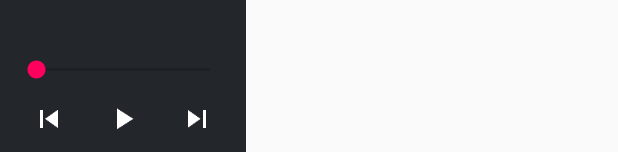
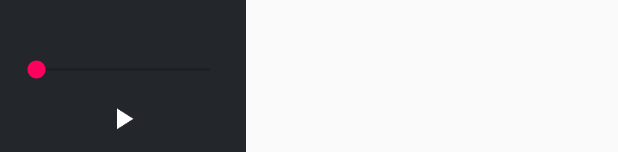
Before and after one commit to uzairmukadam/uTV_Music, an Android app: the layout now_playing_column.xml on its own in the app's theme, with its tools: preview values and no code run, on a phone screen of 412 x 824 dp. Shown: the part 1081-1233 px from the top of the screen. Run offline under Robolectric (Android 15) with nearby library versions, the phone set to English and light mode, and no system bars.

Commit message:
Loop feature remove. Shuffle toggle added with D_UP in fullscreen mode.

```diff
--- /dev/null
+++ b/app/src/main/res/drawable/shuffle_toggle.xml
@@ -0,0 +1,5 @@
+<?xml version="1.0" encoding="utf-8"?>
+<shape android:shape="oval"
+    xmlns:android="http://schemas.android.com/apk/res/android" >
+    <solid android:color="#80FFFFFF"/>
+</shape>
--- a/app/src/main/res/layout/now_playing_column.xml
+++ b/app/src/main/res/layout/now_playing_column.xml
@@ -81,37 +81,13 @@
             android:layout_height="wrap_content"
             android:layout_marginBottom="8dp" />
 
-        <LinearLayout
-            android:layout_width="match_parent"
-            android:layout_height="match_parent"
-            android:orientation="horizontal">
-
-            <ImageButton
-                android:id="@+id/play_prev"
-                android:layout_width="wrap_content"
-                android:layout_height="wrap_content"
-                android:layout_weight="1"
-                android:background="@null"
-                android:padding="4dp"
-                app:srcCompat="@drawable/prev" />
-
-            <ImageButton
+        <ImageView
             android:id="@+id/play_pause"
             android:layout_width="wrap_content"
             android:layout_height="wrap_content"
-                android:layout_weight="1"
+            android:layout_gravity="center"
             android:background="@null"
             android:padding="4dp"
             app:srcCompat="@drawable/play" />
-
-            <ImageButton
-                android:id="@+id/play_next"
-                android:layout_width="wrap_content"
-                android:layout_height="wrap_content"
-                android:layout_weight="1"
-                android:background="@null"
-                android:padding="4dp"
-                app:srcCompat="@drawable/next" />
-        </LinearLayout>
     </LinearLayout>
 </androidx.constraintlayout.widget.ConstraintLayout>
```
Also changed, not shown: app/src/main/java/utv/uzitech/umusic/MainActivity.java (+35 -49 lines), app/src/main/res/layout/now_playing_full.xml (+13 -3 lines). Lines whose indentation alone changed are shown as unchanged.
